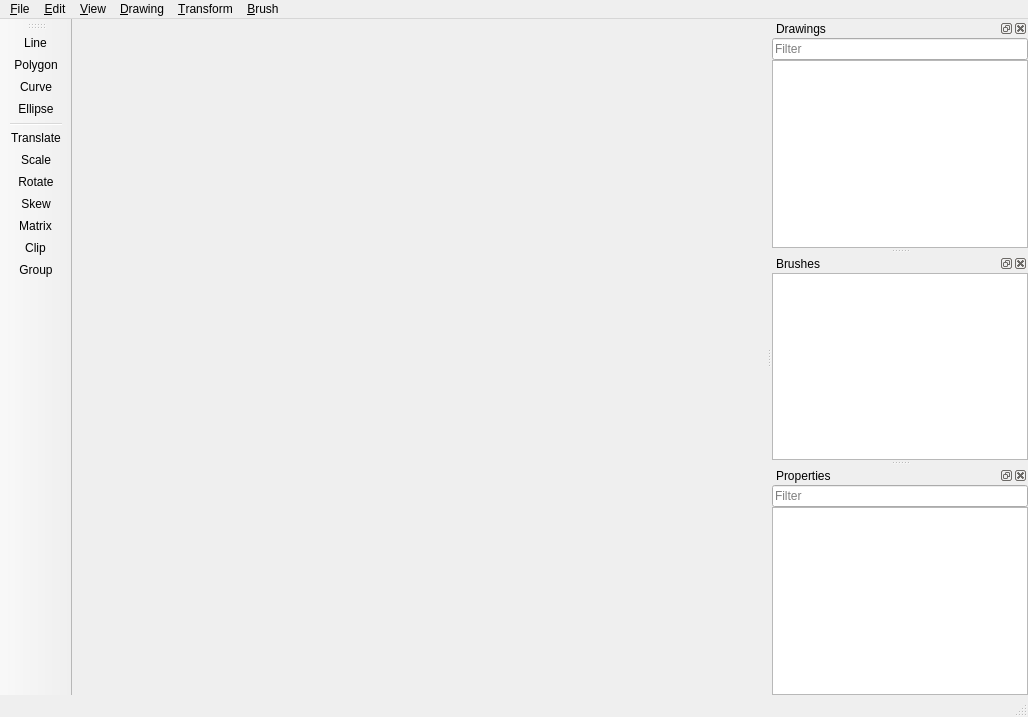
Qt form ImagingS/Gui/uic/MainWindow.ui (StardustDL/ImagingS) before a commit.
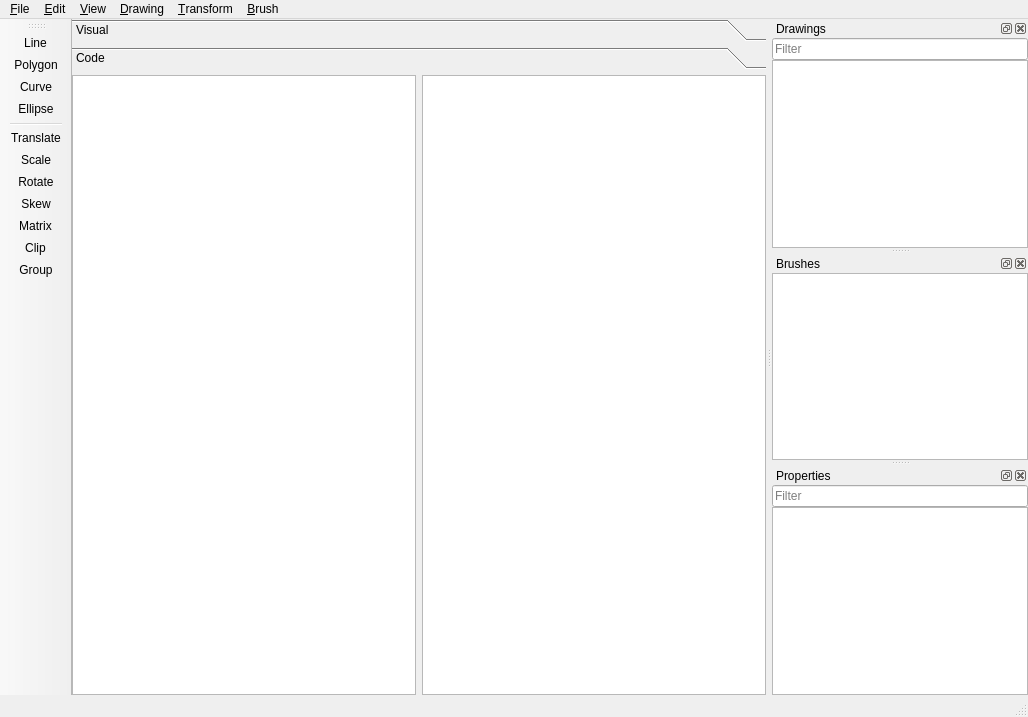
The same form after that commit. The open tabs and pages were chosen to show the change.

```diff
--- a/ImagingS/Gui/uic/MainWindow.ui
+++ b/ImagingS/Gui/uic/MainWindow.ui
@@ -20,7 +20,87 @@
    <set>QMainWindow::AllowNestedDocks|QMainWindow::AllowTabbedDocks|QMainWindow::AnimatedDocks</set>
   </property>
   <widget class="QWidget" name="centralwidget">
-   <layout class="QGridLayout" name="gridLayout"/>
+   <layout class="QGridLayout" name="gridLayout">
+    <property name="leftMargin">
+     <number>0</number>
+    </property>
+    <property name="topMargin">
+     <number>0</number>
+    </property>
+    <property name="rightMargin">
+     <number>0</number>
+    </property>
+    <property name="bottomMargin">
+     <number>0</number>
+    </property>
+    <item row="0" column="0">
+     <widget class="QToolBox" name="tbxMain">
+      <property name="currentIndex">
+       <number>0</number>
+      </property>
+      <widget class="QWidget" name="pagVisual">
+       <property name="geometry">
+        <rect>
+         <x>0</x>
+         <y>0</y>
+         <width>668</width>
+         <height>606</height>
+        </rect>
+       </property>
+       <attribute name="label">
+        <string>Visual</string>
+       </attribute>
+       <layout class="QGridLayout" name="grdVisual">
+        <property name="leftMargin">
+         <number>0</number>
+        </property>
+        <property name="topMargin">
+         <number>0</number>
+        </property>
+        <property name="rightMargin">
+         <number>0</number>
+        </property>
+        <property name="bottomMargin">
+         <number>0</number>
+        </property>
+       </layout>
+      </widget>
+      <widget class="QWidget" name="pagCode">
+       <property name="geometry">
+        <rect>
+         <x>0</x>
+         <y>0</y>
+         <width>668</width>
+         <height>606</height>
+        </rect>
+       </property>
+       <attribute name="label">
+        <string>Code</string>
+       </attribute>
+       <layout class="QGridLayout" name="grdCode">
+        <property name="leftMargin">
+         <number>0</number>
+        </property>
+        <property name="topMargin">
+         <number>0</number>
+        </property>
+        <property name="rightMargin">
+         <number>0</number>
+        </property>
+        <property name="bottomMargin">
+         <number>0</number>
+        </property>
+        <item row="0" column="0">
+         <widget class="QTextEdit" name="tetCode"/>
+        </item>
+        <item row="0" column="1">
+         <widget class="QTreeView" name="trvCode"/>
+        </item>
+       </layout>
+      </widget>
+     </widget>
+    </item>
+   </layout>
   </widget>
   <widget class="QMenuBar" name="mnbWindow">
    <property name="geometry">
```
